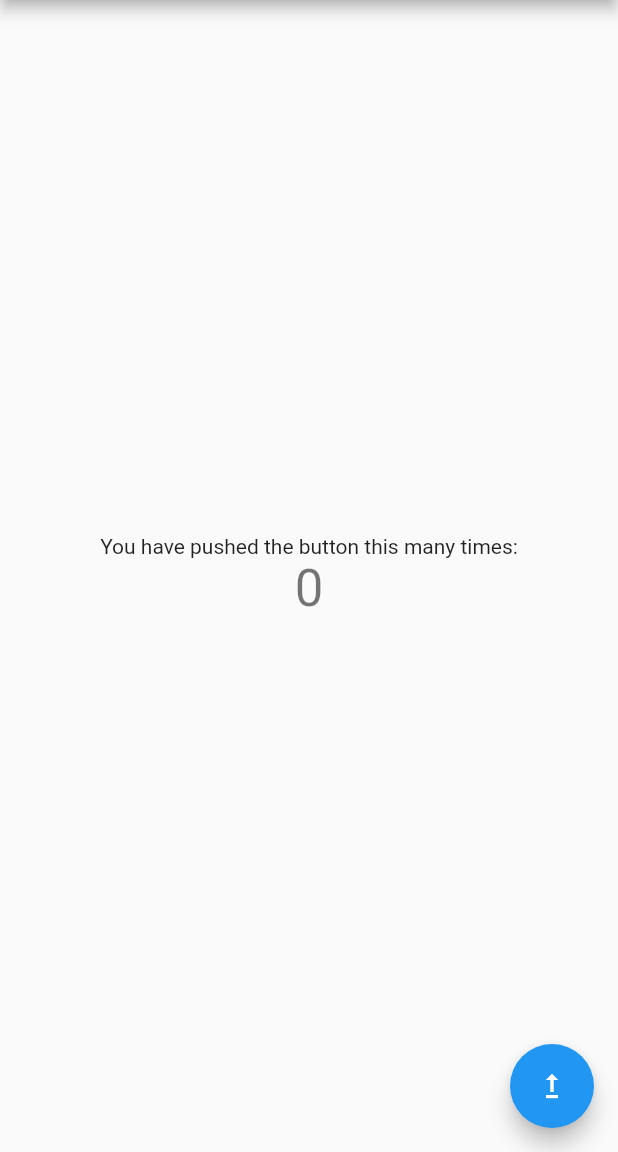
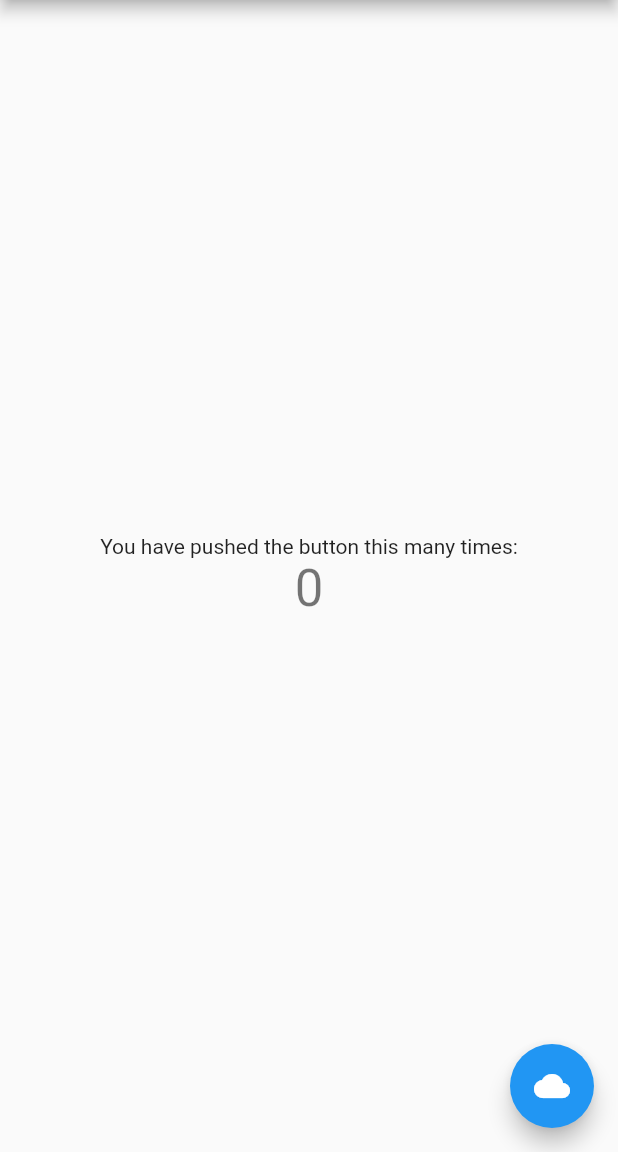
Before and after one commit to appeyroadSNU/carrot_market, a Flutter app: the screen it shows after launch, on a phone screen of 412 x 824 dp, the part 84-1236 px from its top. Run offline on Flutter 3.47's test engine with Material 2 defaults, Android fonts, the phone set to English and light mode, and no system bars.

Commit message:
test push

```diff
--- a/lib/main.dart
+++ b/lib/main.dart
@@ -59,7 +59,7 @@ class _MyHomePageState extends State<MyHomePage> {
       floatingActionButton: FloatingActionButton(
         onPressed: _incrementCounter,
         tooltip: 'Increment',
-        child: const Icon(Icons.upgrade),
+        child: const Icon(Icons.cloud),
       ),
     );
   }
```
